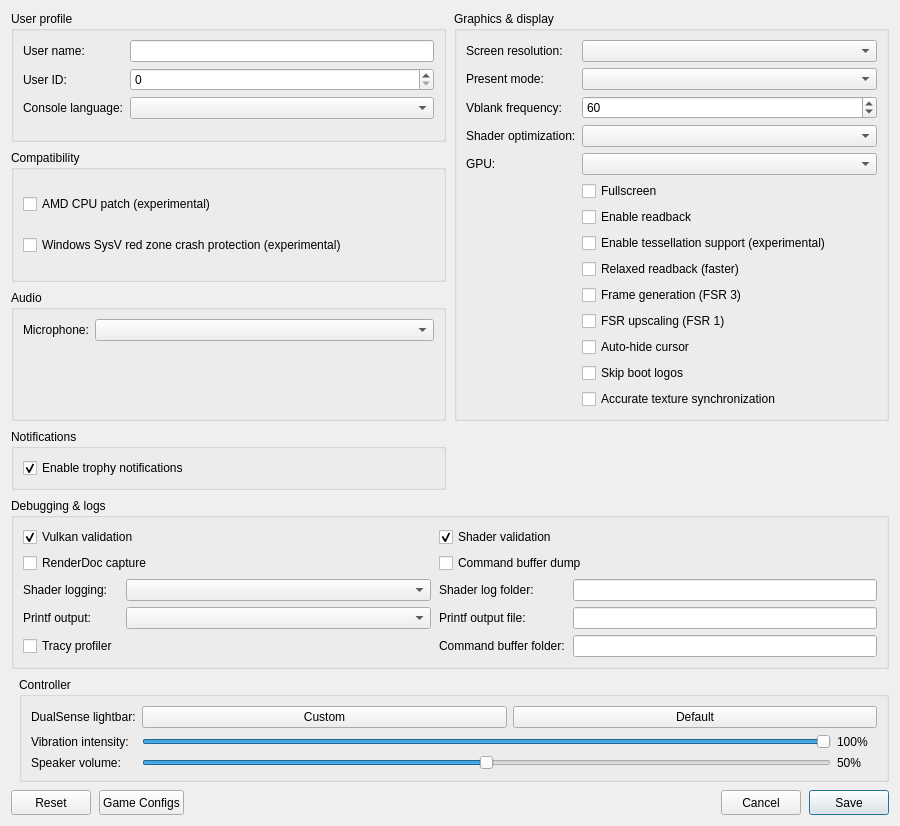
This is src/launcher/forms/configuration_edit_dialog.ui in serbru20066666/brunoKytyPs5 as Qt 5 draws it before an edit. The edited form follows.
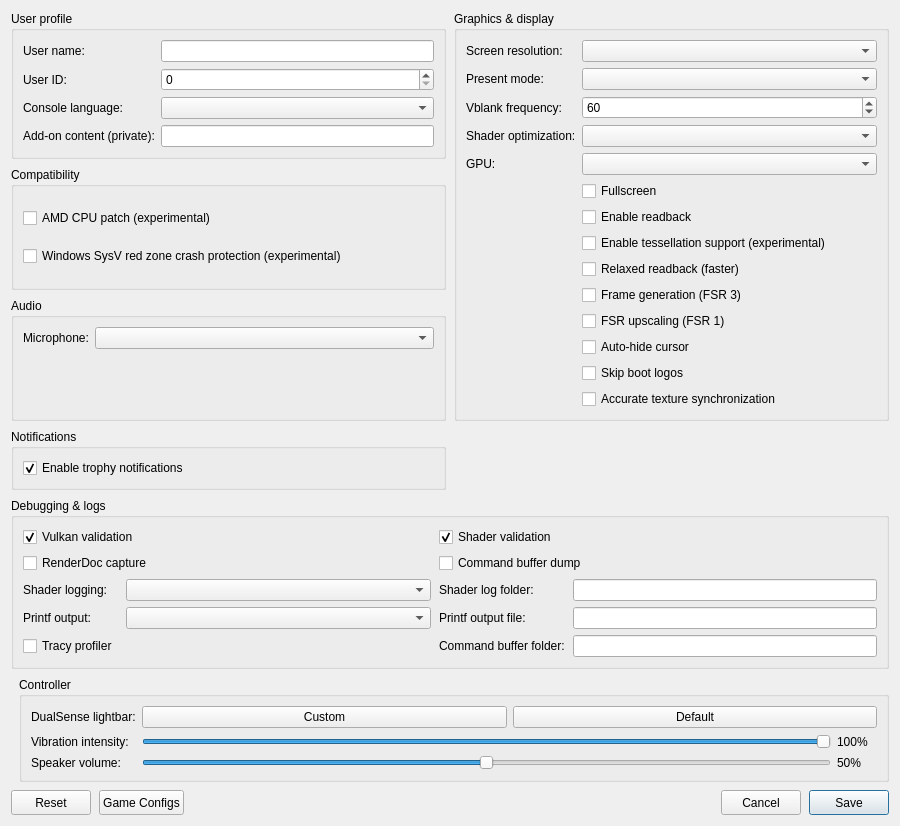
This is the edited form. Custom widgets are drawn as their Qt base class.

Commit message:
PRIVATE launcher: per-game entitlement labels for KYTY_ENTITLEMENTS
Local branch only, not for publishing: a text field in a game's settings whose
value the launcher passes to the emulator as KYTY_ENTITLEMENTS. Not compiled
yet: the launcher needs Qt, which this machine does not have.

What changed in the file:
```diff
--- a/src/launcher/forms/configuration_edit_dialog.ui
+++ b/src/launcher/forms/configuration_edit_dialog.ui
@@ -72,6 +72,17 @@
           <property name="toolTip"><string>Language</string></property>
          </widget>
         </item>
+        <item row="3" column="0">
+         <widget class="QLabel" name="label_entitlements">
+          <property name="text"><string>Add-on content (private):</string></property>
+         </widget>
+        </item>
+        <item row="3" column="1">
+         <widget class="QLineEdit" name="lineEdit_entitlements">
+          <property name="toolTip"><string>Private build only: entitlement labels, separated by commas, passed to the emulator as KYTY_ENTITLEMENTS</string></property>
+          <property name="clearButtonEnabled"><bool>true</bool></property>
+         </widget>
+        </item>
        </layout>
       </widget>
      </item>
```
The commit also changes 4 other files.
